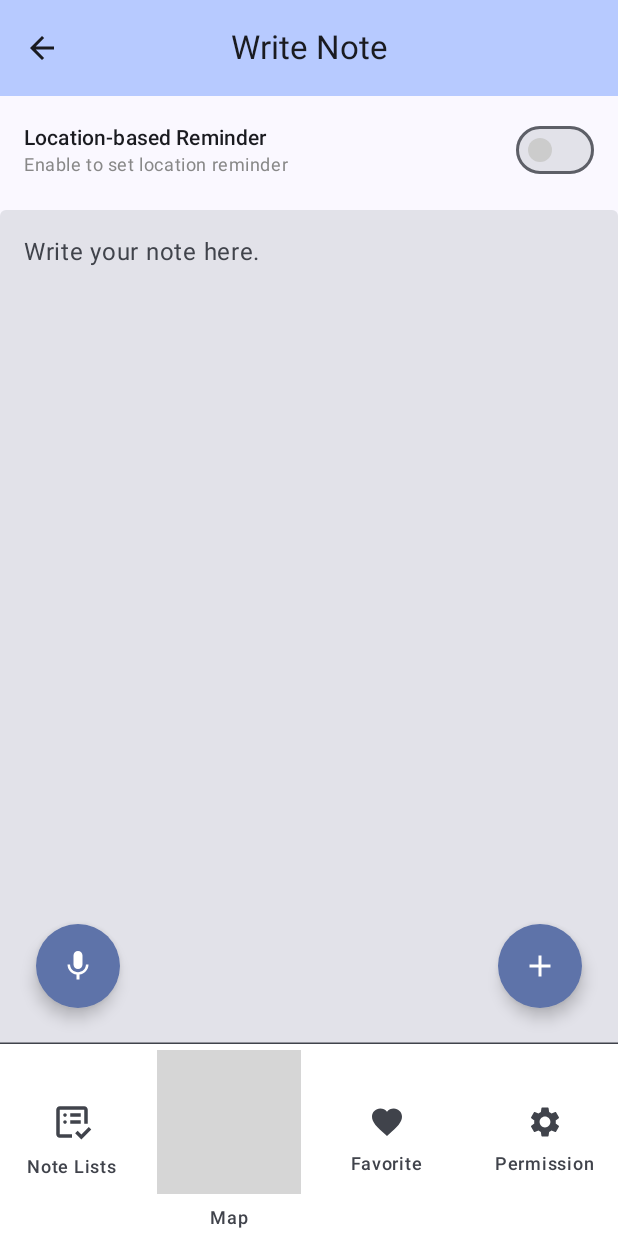
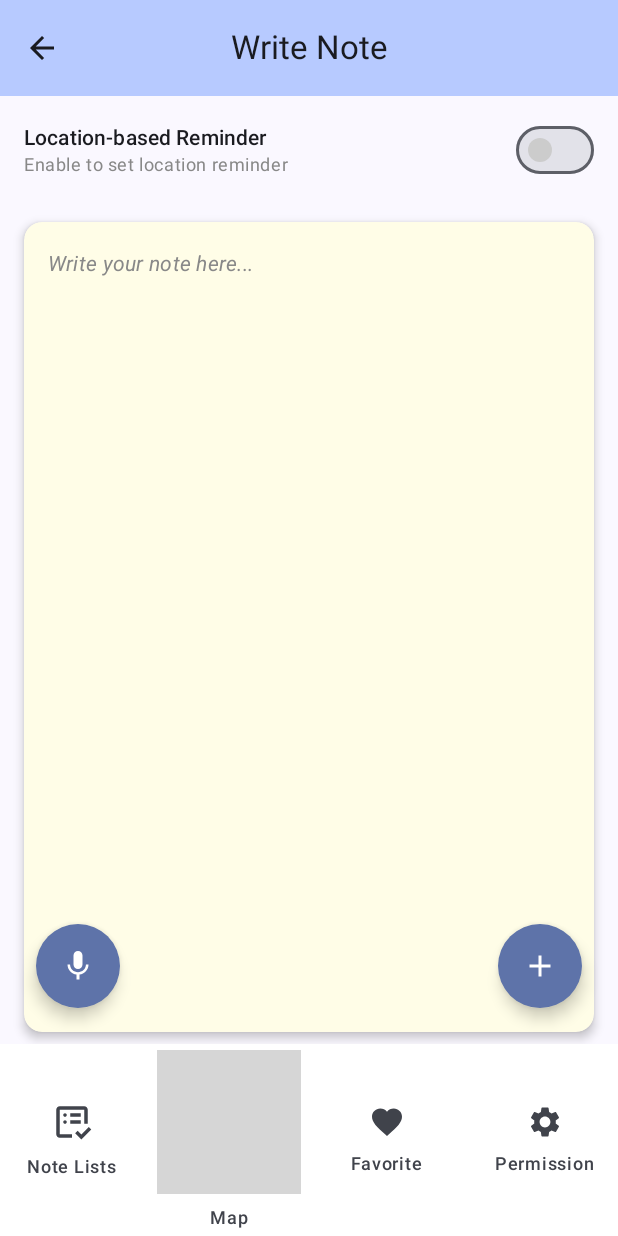
Before and after one commit to JooHyunPark-JP/NearbyNote, an Android app built with Jetpack Compose: the screen it shows after launch (MainActivity), after a tap on "Create Note", on a phone screen of 412 x 824 dp. Run offline under Robolectric (Android 15) with nearby library versions, the phone set to English and light mode, and no system bars; our stand-ins replace Dagger/Hilt's generated code, Room's generated code; libraries missing offline, so code that uses them is left out: com.mapbox.geojson, com.mapbox.maps; grey boxes are pictures that could not be loaded.

Commit message:
Added note pin images and show them random + UI updates + bug fixes

```diff
--- a/app/src/main/java/com/example/nearbynote/nearbyNoteMainFunction/note/ui/NoteListMain.kt
+++ b/app/src/main/java/com/example/nearbynote/nearbyNoteMainFunction/note/ui/NoteListMain.kt
@@ -48,6 +48,7 @@ import androidx.compose.ui.Modifier
 import androidx.compose.ui.draw.shadow
 import androidx.compose.ui.graphics.Color
 import androidx.compose.ui.res.painterResource
+import androidx.compose.ui.text.font.FontStyle
 import androidx.compose.ui.text.style.TextOverflow
 import androidx.compose.ui.unit.dp
 import androidx.compose.ui.zIndex
@@ -103,6 +104,17 @@ fun NoteListMain(
         "With Location (${notesWithLocation.size})",
         "Without Location (${notesWithoutLocation.size})"
     )
+
+    val pinImages = listOf(
+        R.drawable.note_pin_red,
+        R.drawable.note_pin_green,
+        R.drawable.note_pin_lightpurple,
+        R.drawable.note_pin_green,
+        R.drawable.note_pin_skyblue,
+        R.drawable.note_pin_yellow
+    )
+
+
 
     LaunchedEffect(Unit) {
         if (!hasLaunchedPermissionRequest) {
@@ -163,16 +175,23 @@ fun NoteListMain(
                     }
 
                     items(filteredNotes) { note ->
+
+                        val pinForNote = remember(note.id) {
+                            pinImages[(note.id % pinImages.size).toInt()]
+                        }
+
                         Box(modifier = Modifier.fillMaxWidth()) {
                             Image(
-                                painter = painterResource(id = R.drawable.note_pin3),
+                                painter = painterResource(id = pinForNote),
                                 contentDescription = "Pin",
                                 modifier = Modifier
-                                    .size(32.dp)
+                                    .size(28.dp)
                                     .align(Alignment.TopCenter)
-                                    //  .offset(y = (-8).dp)
+                                    //.offset(y = (8).dp)
                                     .zIndex(1f)
+
                             )
+
                             Card(
                                 modifier = Modifier
                                     .padding(16.dp)
@@ -212,7 +231,8 @@ fun NoteListMain(
                                             text = note.content,
                                             maxLines = 3,
                                             overflow = TextOverflow.Ellipsis,
-                                            style = MaterialTheme.typography.bodyLarge
+                                            style = MaterialTheme.typography.bodyLarge,
+                                            fontStyle = FontStyle.Italic
                                         )
 
                                         Spacer(modifier = Modifier.height(12.dp))
--- a/app/src/main/java/com/example/nearbynote/nearbyNoteMainFunction/note/ui/WriteNoteScreen.kt
+++ b/app/src/main/java/com/example/nearbynote/nearbyNoteMainFunction/note/ui/WriteNoteScreen.kt
@@ -26,9 +26,9 @@ import androidx.compose.foundation.layout.padding
 import androidx.compose.foundation.layout.size
 import androidx.compose.foundation.rememberScrollState
 import androidx.compose.foundation.shape.CircleShape
+import androidx.compose.foundation.shape.RoundedCornerShape
 import androidx.compose.foundation.verticalScroll
 import androidx.compose.material.icons.Icons
-import androidx.compose.material.icons.automirrored.filled.ArrowBack
 import androidx.compose.material.icons.filled.Add
 import androidx.compose.material.icons.filled.Check
 import androidx.compose.material3.AlertDialog
@@ -36,7 +36,6 @@ import androidx.compose.material3.ExperimentalMaterial3Api
 import androidx.compose.material3.FloatingActionButton
 import androidx.compose.material3.Icon
 import androidx.compose.material3.IconButton
-import androidx.compose.material3.LocalTextStyle
 import androidx.compose.material3.MaterialTheme
 import androidx.compose.material3.ModalBottomSheet
 import androidx.compose.material3.OutlinedButton
@@ -45,6 +44,7 @@ import androidx.compose.material3.SwitchDefaults
 import androidx.compose.material3.Text
 import androidx.compose.material3.TextButton
 import androidx.compose.material3.TextField
+import androidx.compose.material3.TextFieldDefaults
 import androidx.compose.material3.rememberModalBottomSheetState
 import androidx.compose.runtime.Composable
 import androidx.compose.runtime.LaunchedEffect
@@ -58,14 +58,14 @@ import androidx.compose.runtime.saveable.rememberSaveable
 import androidx.compose.runtime.setValue
 import androidx.compose.ui.Alignment
 import androidx.compose.ui.Modifier
+import androidx.compose.ui.draw.shadow
 import androidx.compose.ui.graphics.Color
 import androidx.compose.ui.platform.LocalConfiguration
 import androidx.compose.ui.platform.LocalContext
 import androidx.compose.ui.res.painterResource
+import androidx.compose.ui.text.font.FontStyle
 import androidx.compose.ui.text.style.TextAlign
-import androidx.compose.ui.unit.Dp
 import androidx.compose.ui.unit.dp
-import androidx.compose.ui.unit.sp
 import androidx.navigation.NavController
 import com.example.nearbynote.R
 import com.example.nearbynote.nearbyNoteMainFunction.geoFenceAPI.data.GeofenceEntity
@@ -306,27 +306,6 @@ fun WriteNoteScreen(
                                 .height(56.dp)
                                 .background(MaterialTheme.colorScheme.inversePrimary)
                         ) {
-
-                            if (!isGeofenceImmutable) {
-                                IconButton(
-                                    onClick = {
-                                        coroutineScope.launch { sheetState.hide() }
-                                            .invokeOnCompletion {
-                                                showGeofenceSheet.value = false
-                                                noteViewModel.addressQuery = ""
-                                                geofenceViewModel.onLatitudeChanged("")
-                                                geofenceViewModel.onLongitudeChanged("")
-                                            }
-                                    },
-                                    modifier = Modifier.align(Alignment.CenterStart)
-                                ) {
-                                    Icon(
-                                        Icons.AutoMirrored.Filled.ArrowBack,
-                                        contentDescription = "Done",
-                                    )
-                                }
-                            }
-
                             IconButton(
                                 onClick = {
                                     coroutineScope.launch { sheetState.hide() }
@@ -777,7 +756,7 @@ fun GeofenceToggleSwitch(
     }
 }
 
-@Composable
+/*@Composable
 fun NoteTextField(
     noteText: String,
     onNoteChange: (String) -> Unit,
@@ -791,6 +770,45 @@ fun NoteTextField(
         modifier = modifier
             .fillMaxWidth()
             .heightIn(min = 120.dp, max = Dp.Infinity)
+    )
+}*/
+
+@Composable
+fun NoteTextField(
+    noteText: String,
+    onNoteChange: (String) -> Unit,
+    modifier: Modifier = Modifier,
+) {
+    val paperColor = Color(0xFFFFFDE7) // 연노랑 종이 느낌
+
+    TextField(
+        value = noteText,
+        onValueChange = onNoteChange,
+        placeholder = {
+            Text(
+                "Write your note here...",
+                style = MaterialTheme.typography.bodyMedium.copy(
+                    fontStyle = FontStyle.Italic,
+                    color = Color.Gray
+                )
+            )
+        },
+        textStyle = MaterialTheme.typography.bodyLarge.copy(
+            fontStyle = FontStyle.Italic
+        ),
+        modifier = modifier
+            .fillMaxWidth()
+            .padding(horizontal = 16.dp, vertical = 8.dp)
+            .shadow(4.dp, shape = RoundedCornerShape(12.dp)),
+        colors = TextFieldDefaults.colors(
+            focusedContainerColor = paperColor,
+            unfocusedContainerColor = paperColor,
+            focusedIndicatorColor = Color.Transparent,
+            unfocusedIndicatorColor = Color.Transparent,
+            cursorColor = MaterialTheme.colorScheme.primary
+        ),
+        shape = RoundedCornerShape(12.dp),
+        maxLines = Int.MAX_VALUE
     )
 }
 
```
Also changed, not shown: app/src/main/java/com/example/nearbynote/nearbyNoteMainFunction/note/ui/ReadNoteScreen.kt (+18 -3 lines), app/src/main/res/drawable/note_pin_green.png (added), app/src/main/res/drawable/note_pin_skyblue.png (added), app/src/main/res/drawable/note_pin_yellow.png (added), 4 other files.
